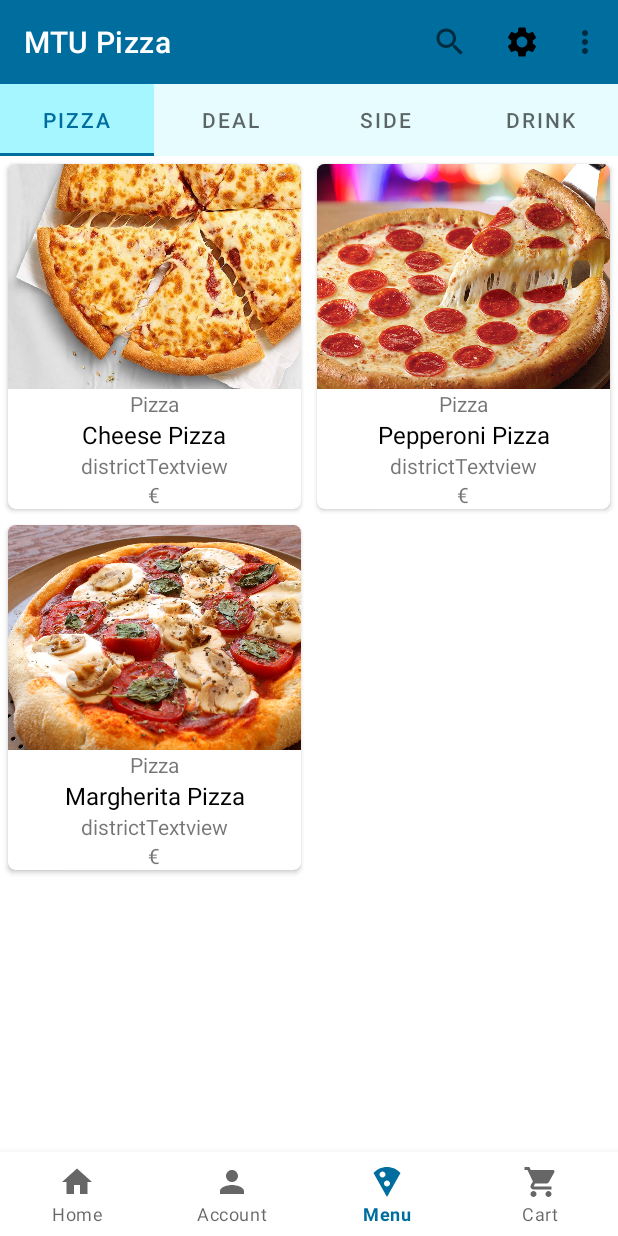
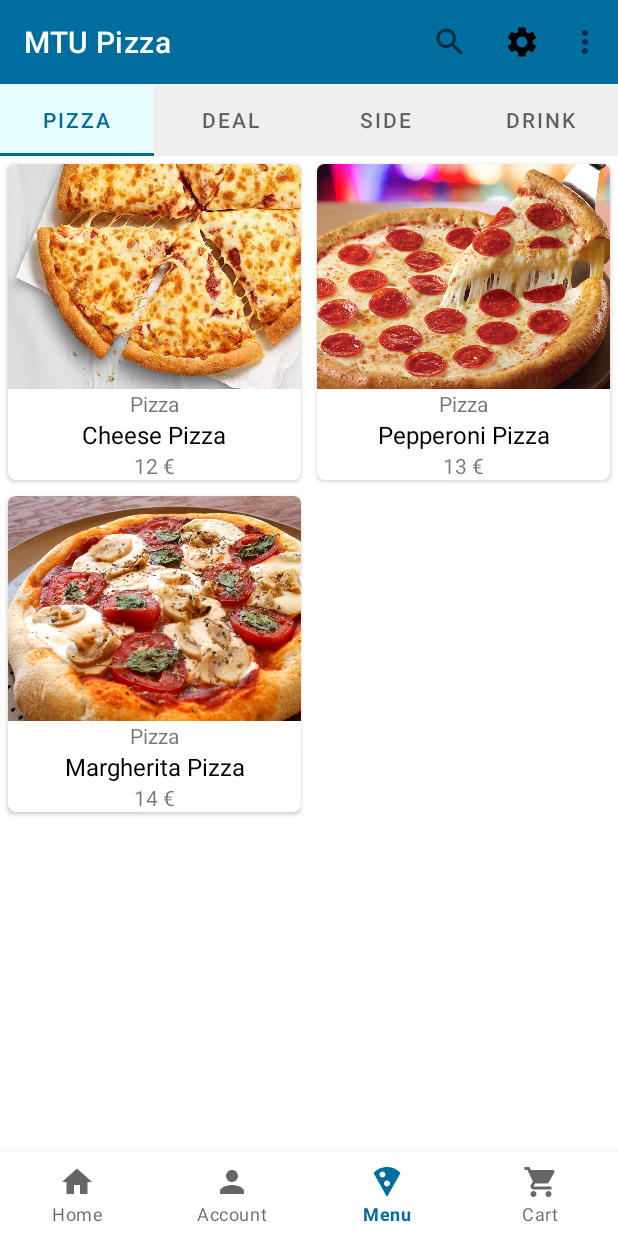
Before and after one commit to Yumi-Go/PMD-Assignment2, an Android app: the screen it shows after launch (MainActivity), item 3 of the bottom bar chosen, on a phone screen of 412 x 824 dp. Run offline under Robolectric (Android 15) with nearby library versions, the phone set to English and light mode, and no system bars; libraries missing offline, so code that uses them is left out: me.relex.circleindicator; 4 statements that could not run were skipped.

Commit message:
Menu detail page doing

```diff
--- a/app/src/main/java/com/example/assignment2/Model/MenuRecyclerItem.java
+++ b/app/src/main/java/com/example/assignment2/Model/MenuRecyclerItem.java
@@ -5,10 +5,11 @@ public class MenuRecyclerItem {
     String category, name, description;
     int price, image;
 
-    public MenuRecyclerItem(String category, String name, int price, int image) {
+    public MenuRecyclerItem(String category, String name, int price, String description, int image) {
         this.category = category;
         this.name = name;
         this.price = price;
+        this.description = description;
         this.image = image;
     }
 
@@ -28,16 +29,14 @@ public class MenuRecyclerItem {
         this.name = name;
     }
 
-    public int getPrice() {
-        return price;
+    public int getPrice() { return price; }
+
+    public void setPrice(int price) {
+        this.price = price;
     }
 
-    public String getPriceWithEuroSymbol(int price) {
+    public String priceToString(int price) {
         return getPrice() + " €";
-    }
-
-    public void setDistrict(int price) {
-        this.price = price;
     }
 
     public String getDescription() {
--- a/app/src/main/java/com/example/assignment2/Presenter/RecyclerAdapter.java
+++ b/app/src/main/java/com/example/assignment2/Presenter/MenuRecyclerAdapter.java
@@ -14,32 +14,32 @@ import androidx.fragment.app.FragmentManager;
 import androidx.fragment.app.FragmentTransaction;
 import androidx.recyclerview.widget.RecyclerView;
 
-import com.example.assignment2.MenuDetailFragment;
+import com.example.assignment2.View.Menu.MenuDetailFragment;
 import com.example.assignment2.R;
 import com.example.assignment2.Model.MenuRecyclerItem;
 
 import java.util.List;
 
-public class RecyclerAdapter extends RecyclerView.Adapter<RecyclerAdapter.ViewHolder> {
+public class MenuRecyclerAdapter extends RecyclerView.Adapter<MenuRecyclerAdapter.ViewHolder> {
 
     Context context;
     List<MenuRecyclerItem> itemsList;
 
-    public RecyclerAdapter(List<MenuRecyclerItem> itemsList) {
+    public MenuRecyclerAdapter(List<MenuRecyclerItem> itemsList) {
         this.itemsList = itemsList;
     }
 
     public static class ViewHolder extends RecyclerView.ViewHolder{
         CardView cardView;
         ImageView imageView;
-        TextView categoryTextview, nameTextview, districtTextview;
+        TextView categoryTextview, nameTextview, priceTextview;
 
         public ViewHolder(@NonNull View itemView) {
             super(itemView);
             cardView = (CardView) itemView;
-            categoryTextview = itemView.findViewById(R.id.item1_textview);
-            nameTextview = itemView.findViewById(R.id.item2_textview);
-            districtTextview = itemView.findViewById(R.id.item3_textview);
+            categoryTextview = itemView.findViewById(R.id.item1_categoryTv);
+            nameTextview = itemView.findViewById(R.id.item2_nameTv);
+            priceTextview = itemView.findViewById(R.id.item3_priceTv);
             imageView = itemView.findViewById(R.id.iv_photo);
         }
     }
@@ -62,6 +62,7 @@ public class RecyclerAdapter extends RecyclerView.Adapter<RecyclerAdapter.ViewHo
         MenuRecyclerItem item = itemsList.get(position);
         holder.categoryTextview.setText(item.getCategory());
         holder.nameTextview.setText(item.getName());
+        holder.priceTextview.setText(item.priceToString(item.getPrice()));
         holder.imageView.setImageResource(item.getImage());
 
         holder.itemView.setOnClickListener (new View.OnClickListener() {
--- a/app/src/main/java/com/example/assignment2/View/Menu/Menu_Tab1Fragment.java
+++ b/app/src/main/java/com/example/assignment2/View/Menu/Menu_Tab1Fragment.java
@@ -11,7 +11,7 @@ import android.view.View;
 import android.view.ViewGroup;
 
 import com.example.assignment2.R;
-import com.example.assignment2.Presenter.RecyclerAdapter;
+import com.example.assignment2.Presenter.MenuRecyclerAdapter;
 import com.example.assignment2.Model.MenuRecyclerItem;
 
 import java.util.ArrayList;
@@ -44,13 +44,13 @@ public class Menu_Tab1Fragment extends Fragment {
     private void initView() {
         GridLayoutManager layoutManager = new GridLayoutManager(this.getContext(), 2);
         recyclerView.setLayoutManager(layoutManager);
-        RecyclerAdapter adapter = new RecyclerAdapter(itemsList);
+        MenuRecyclerAdapter adapter = new MenuRecyclerAdapter(itemsList);
         recyclerView.setAdapter(adapter);
     }
 
     private void initItems() {
-        itemsList.add(new MenuRecyclerItem("Pizza", "Cheese Pizza", 12, R.drawable.cheesepizza));
-        itemsList.add(new MenuRecyclerItem("Pizza", "Pepperoni Pizza",13, R.drawable.pepperonipizza));
-        itemsList.add(new MenuRecyclerItem("Pizza", "Margherita Pizza",14, R.drawable.margheritapizza));
+        itemsList.add(new MenuRecyclerItem("Pizza", "Cheese Pizza", 12, "This is Cheese Pizza!", R.drawable.cheesepizza));
+        itemsList.add(new MenuRecyclerItem("Pizza", "Pepperoni Pizza",13, "This is Pepperoni Pizza!", R.drawable.pepperonipizza));
+        itemsList.add(new MenuRecyclerItem("Pizza", "Margherita Pizza",14, "This is Margherita Pizza!", R.drawable.margheritapizza));
     }
 }
--- a/app/src/main/java/com/example/assignment2/View/Menu/Menu_Tab2Fragment.java
+++ b/app/src/main/java/com/example/assignment2/View/Menu/Menu_Tab2Fragment.java
@@ -11,7 +11,7 @@ import android.view.View;
 import android.view.ViewGroup;
 
 import com.example.assignment2.R;
-import com.example.assignment2.Presenter.RecyclerAdapter;
+import com.example.assignment2.Presenter.MenuRecyclerAdapter;
 import com.example.assignment2.Model.MenuRecyclerItem;
 
 import java.util.ArrayList;
@@ -44,7 +44,7 @@ public class Menu_Tab2Fragment extends Fragment {
     private void initView() {
         GridLayoutManager layoutManager = new GridLayoutManager(this.getContext(), 2);
         recyclerView.setLayoutManager(layoutManager);
-        RecyclerAdapter adapter = new RecyclerAdapter(itemsList);
+        MenuRecyclerAdapter adapter = new MenuRecyclerAdapter(itemsList);
         recyclerView.setAdapter(adapter);
     }
 
--- a/app/src/main/java/com/example/assignment2/View/Menu/Menu_Tab3Fragment.java
+++ b/app/src/main/java/com/example/assignment2/View/Menu/Menu_Tab3Fragment.java
@@ -11,7 +11,7 @@ import android.view.View;
 import android.view.ViewGroup;
 
 import com.example.assignment2.R;
-import com.example.assignment2.Presenter.RecyclerAdapter;
+import com.example.assignment2.Presenter.MenuRecyclerAdapter;
 import com.example.assignment2.Model.MenuRecyclerItem;
 
 import java.util.ArrayList;
@@ -44,7 +44,7 @@ public class Menu_Tab3Fragment extends Fragment {
     private void initView() {
         GridLayoutManager layoutManager = new GridLayoutManager(this.getContext(), 2);
         recyclerView.setLayoutManager(layoutManager);
-        RecyclerAdapter adapter = new RecyclerAdapter(itemsList);
+        MenuRecyclerAdapter adapter = new MenuRecyclerAdapter(itemsList);
         recyclerView.setAdapter(adapter);
     }
 
--- a/app/src/main/java/com/example/assignment2/View/Menu/Menu_Tab4Fragment.java
+++ b/app/src/main/java/com/example/assignment2/View/Menu/Menu_Tab4Fragment.java
@@ -9,7 +9,7 @@ import androidx.fragment.app.Fragment;
 import androidx.recyclerview.widget.GridLayoutManager;
 import androidx.recyclerview.widget.RecyclerView;
 
-import com.example.assignment2.Presenter.RecyclerAdapter;
+import com.example.assignment2.Presenter.MenuRecyclerAdapter;
 import com.example.assignment2.R;
 import com.example.assignment2.Model.MenuRecyclerItem;
 
@@ -43,7 +43,7 @@ public class Menu_Tab4Fragment extends Fragment {
     private void initView() {
         GridLayoutManager layoutManager = new GridLayoutManager(this.getContext(), 2);
         recyclerView.setLayoutManager(layoutManager);
-        RecyclerAdapter adapter = new RecyclerAdapter(itemsList);
+        MenuRecyclerAdapter adapter = new MenuRecyclerAdapter(itemsList);
         recyclerView.setAdapter(adapter);
     }
 
--- a/app/src/main/res/layout/cardview_menu_item.xml
+++ b/app/src/main/res/layout/cardview_menu_item.xml
@@ -26,7 +26,7 @@
             android:contentDescription="TODO" />
 
         <TextView
-            android:id="@+id/item1_textview"
+            android:id="@+id/item1_categoryTv"
             android:layout_width="wrap_content"
             android:layout_height="wrap_content"
             android:layout_margin="0dp"
@@ -36,7 +36,7 @@
 
 
         <TextView
-            android:id="@+id/item2_textview"
+            android:id="@+id/item2_nameTv"
             android:layout_width="wrap_content"
             android:layout_height="wrap_content"
             android:layout_margin="0dp"
@@ -46,21 +46,12 @@
             android:textSize="16sp" />
 
         <TextView
-            android:id="@+id/item3_textview"
+            android:id="@+id/item3_priceTv"
             android:layout_width="wrap_content"
             android:layout_height="wrap_content"
             android:layout_margin="0dp"
             android:gravity="center_horizontal"
-            android:text="@string/districttextview"
-            android:textSize="14sp" />
-
-        <TextView
-            android:id="@+id/item4_textview"
-            android:layout_width="wrap_content"
-            android:layout_height="wrap_content"
-            android:layout_margin="0dp"
-            android:gravity="center_horizontal"
-            android:text="€"
+            android:text="@string/pricetextview"
             android:textSize="14sp" />
 
     </LinearLayout>
--- a/app/src/main/res/values/colors.xml
+++ b/app/src/main/res/values/colors.xml
@@ -12,6 +12,9 @@
     <color name="dark_orange">#FF9800</color>
     <color name="primary_color">#006D9F</color>
     <color name="primary_variant_color">#00293C</color>
-    <color name="unselected_tab">#E6FCFF</color>
-    <color name="selected_tab">#A6F6FF</color>
+    <color name="unselected_tab">#EFEFEF</color>
+    <color name="selected_tab">#E6FCFF</color>
+    <!--    <color name="unselected_tab">#E6FCFF</color>-->
+    <!--    <color name="selected_tab">#BAF7FF</color>-->
+
 </resources>
--- a/app/src/main/res/values/strings.xml
+++ b/app/src/main/res/values/strings.xml
@@ -15,20 +15,9 @@
 
 
 
-
-
-
-
-
-
-
-
-
-
-
-    <string name="nametextview">nameTextview</string>
-    <string name="categorytextview">categoryTextview</string>
-    <string name="districttextview">districtTextview</string>
+    <string name="nametextview">name</string>
+    <string name="categorytextview">category</string>
+    <string name="pricetextview">district</string>
     <string name="latitude">Latitude</string>
     <string name="longitude">Longitude</string>
     <string name="reset_marker">Reset Center to My Location</string>
```
Also changed, not shown: app/src/main/java/com/example/assignment2/View/Menu/MenuDetailFragment.java (renamed from app/src/main/java/com/example/assignment2/MenuDetailFragment.java, +9 -9 lines), app/src/main/res/layout/fragment_menu_detail.xml (+8 -8 lines).
